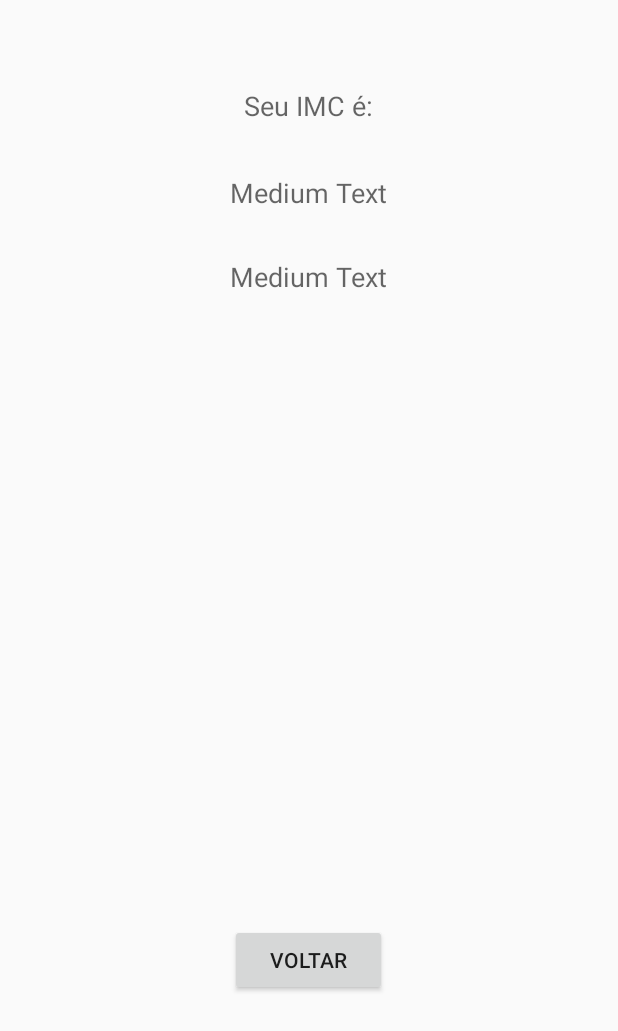
After one commit to miltonrodriguesjr/MyIMC, an Android app: the layout content_result_activity.xml on its own in the app's theme, with its tools: preview values and no code run, on a phone screen of 412 x 824 dp. The commit adds this screen. Shown: the top 1031 px of the screen. Run offline under Robolectric (Android 15) with nearby library versions, the phone set to English and light mode, and no system bars.

Commit message:
calc imc

```diff
--- a/app/src/main/AndroidManifest.xml
+++ b/app/src/main/AndroidManifest.xml
@@ -14,9 +14,11 @@
         <activity android:name=".MainActivity">
             <intent-filter>
                 <action android:name="android.intent.action.MAIN" />
+
                 <category android:name="android.intent.category.LAUNCHER" />
             </intent-filter>
         </activity>
+        <activity android:name=".ResultActivity"></activity>
     </application>
 
 </manifest>
--- a/app/src/main/res/layout/content_main.xml
+++ b/app/src/main/res/layout/content_main.xml
@@ -25,7 +25,7 @@
         android:onClick="abrirCamera" />
 
     <TextView
-        android:id="@+id/textView"
+        android:id="@+id/textViewResultado"
         android:layout_width="wrap_content"
         android:layout_height="wrap_content"
         android:layout_below="@+id/buttonNewPhoto"
@@ -40,7 +40,7 @@
     <EditText
         android:id="@+id/editTextPeso"
         style="@style/edittext"
-        android:layout_below="@+id/textView"
+        android:layout_below="@+id/textViewResultado"
         android:layout_toLeftOf="@+id/buttonNewPhoto"
         android:layout_toStartOf="@+id/buttonNewPhoto"
         android:inputType="number"
@@ -51,7 +51,7 @@
         android:id="@+id/editTextAltura"
         style="@style/edittext"
         android:layout_alignBottom="@+id/editTextPeso"
-        android:layout_below="@+id/textView"
+        android:layout_below="@+id/textViewResultado"
         android:layout_toRightOf="@+id/buttonNewPhoto"
         android:hint="@string/altura"
         android:inputType="numberDecimal" />
--- /dev/null
+++ b/app/src/main/res/layout/content_result_activity.xml
@@ -0,0 +1,52 @@
+<?xml version="1.0" encoding="utf-8"?>
+<RelativeLayout xmlns:android="http://schemas.android.com/apk/res/android"
+    android:layout_width="match_parent"
+    android:layout_height="match_parent"
+    android:orientation="vertical">
+
+
+    <TextView
+        android:id="@+id/textViewa"
+        android:layout_width="wrap_content"
+        android:layout_height="wrap_content"
+        android:layout_alignParentTop="true"
+        android:layout_centerHorizontal="true"
+        android:layout_gravity="center_horizontal"
+        android:layout_marginTop="58dp"
+        android:text="@string/resultado_imc"
+        android:textAppearance="?android:attr/textAppearanceMedium" />
+
+    <Button
+        android:id="@+id/button"
+        android:layout_width="wrap_content"
+        android:layout_height="wrap_content"
+        android:layout_alignEnd="@+id/textViewResultado"
+        android:layout_alignLeft="@+id/textViewResultado"
+        android:layout_alignParentBottom="true"
+        android:layout_alignRight="@+id/textViewResultado"
+        android:layout_alignStart="@+id/textViewResultado"
+        android:layout_marginBottom="160dp"
+        android:text="@string/voltar" />
+
+    <TextView
+        android:id="@+id/textViewImc"
+        android:layout_width="wrap_content"
+        android:layout_height="wrap_content"
+        android:layout_below="@+id/textViewa"
+        android:layout_centerHorizontal="true"
+        android:layout_marginTop="33dp"
+        android:text="Medium Text"
+        android:textAppearance="?android:attr/textAppearanceMedium" />
+
+    <TextView
+        android:id="@+id/textViewResultado"
+        android:layout_width="wrap_content"
+        android:layout_height="wrap_content"
+        android:layout_below="@+id/textViewImc"
+        android:layout_centerHorizontal="true"
+        android:layout_marginTop="31dp"
+        android:text="Medium Text"
+        android:textAppearance="?android:attr/textAppearanceMedium" />
+
+
+</RelativeLayout>
--- a/app/src/main/res/values/strings.xml
+++ b/app/src/main/res/values/strings.xml
@@ -7,4 +7,6 @@
     <string name="peso">Digite seu peso</string>
     <string name="altura">Digite sua altura</string>
     <string name="calcular">CALCULAR</string>
+    <string name="resultado_imc">Seu IMC é:</string>
+    <string name="voltar">VOLTAR</string>
 </resources>
```
Also changed, not shown: app/src/main/java/milton/myimc/MainActivity.java (+8 -1 lines), app/src/main/java/milton/myimc/ResultActivity.java (added, +34 -0 lines), app/src/main/res/layout/activity_result.xml (added, +12 -0 lines).
